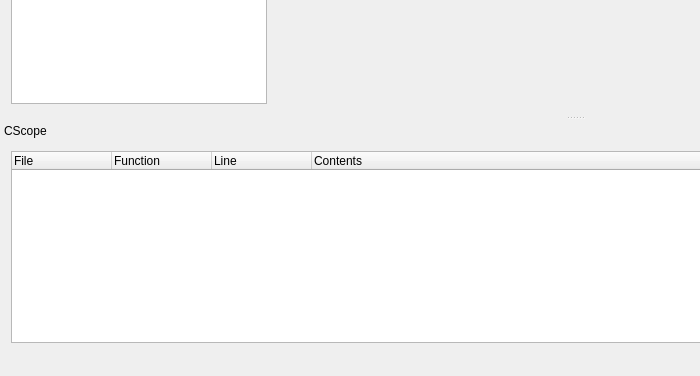
Qt form view/mainwindow.ui (doganckaratas/kscope-ng) before a commit; both pictures show x 0 to 700 and y 221 to 597 of the 1150 by 597 pixel window.
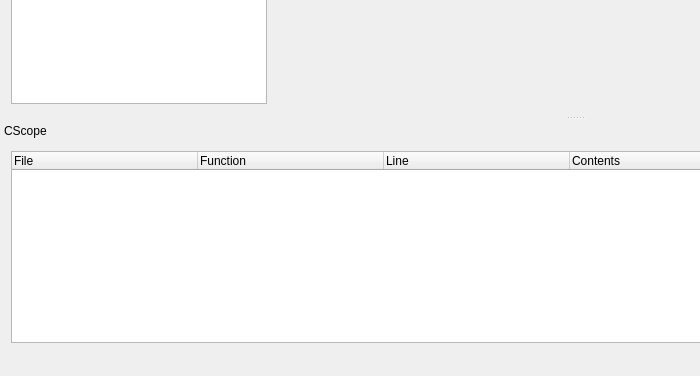
The same form after that commit. Icons and pictures are not drawn.

Commit message: Implementing CSCope Wrapper Part III

Diff of the .ui file:
```diff
--- a/view/mainwindow.ui
+++ b/view/mainwindow.ui
@@ -291,7 +291,7 @@
      <item>
       <widget class="QTreeWidget" name="treeResults">
        <attribute name="headerDefaultSectionSize">
-        <number>100</number>
+        <number>186</number>
        </attribute>
        <column>
         <property name="text">
```
The commit also changes 2 other files.
